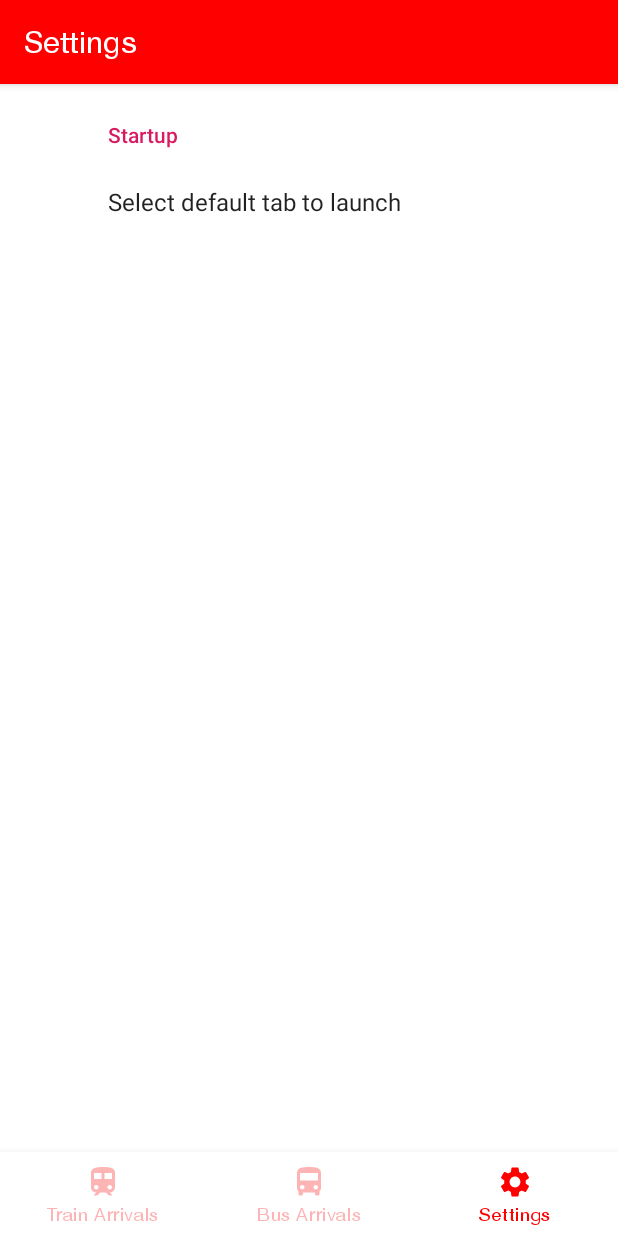
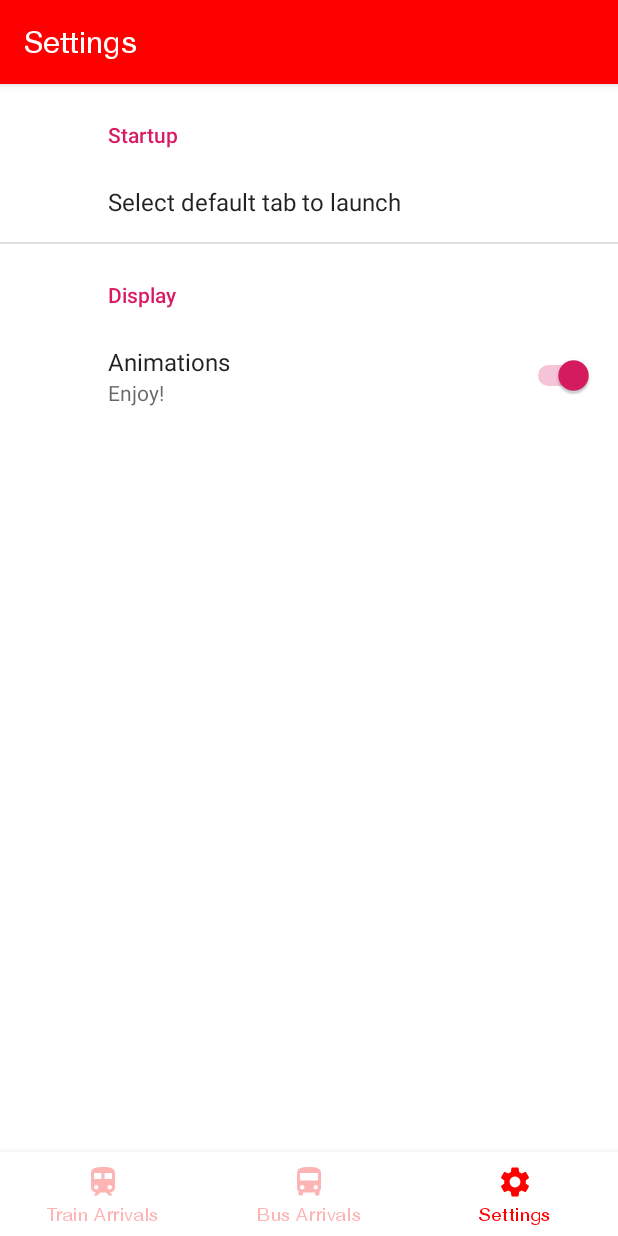
Before and after one commit to Kimame04/android-app-travels, an Android app: the screen it shows after launch (MainActivity), item 3 of the bottom bar chosen, on a phone screen of 412 x 824 dp. Run offline under Robolectric (Android 15) with nearby library versions, the phone set to English and light mode, and no system bars; our stand-ins replace androidx.preference; libraries missing offline, so code that uses them is left out: com.squareup.seismic; 2 statements that could not run were skipped.

Commit message:
Added animations!

```diff
--- a/app/src/main/res/values/strings.xml
+++ b/app/src/main/res/values/strings.xml
@@ -4,7 +4,7 @@
     <string name="bottom_nav_trains">Train Arrivals</string>
     <string name="bottom_nav_buses">Bus Arrivals</string>
     <string name="settings_startup">Startup</string>
-
+    <string name="settings_display">Display</string>
     <string name="settings_start_fragment">Select default tab to launch</string>
     <string-array name="settings_start_fragment_list">
         <item>Train Arrivals</item>
--- a/app/src/main/res/xml/settings.xml
+++ b/app/src/main/res/xml/settings.xml
@@ -9,4 +9,12 @@
             android:entryValues="@array/settings_start_fragment_list"
             />
     </PreferenceCategory>
+    <PreferenceCategory android:title="@string/settings_display">
+        <SwitchPreference
+            android:defaultValue="true"
+            android:key="settings_animation"
+            android:summaryOff="Turn on for sweeter eye candy"
+            android:summaryOn="Enjoy!"
+            android:title="Animations" />
+    </PreferenceCategory>
 </PreferenceScreen>
```
